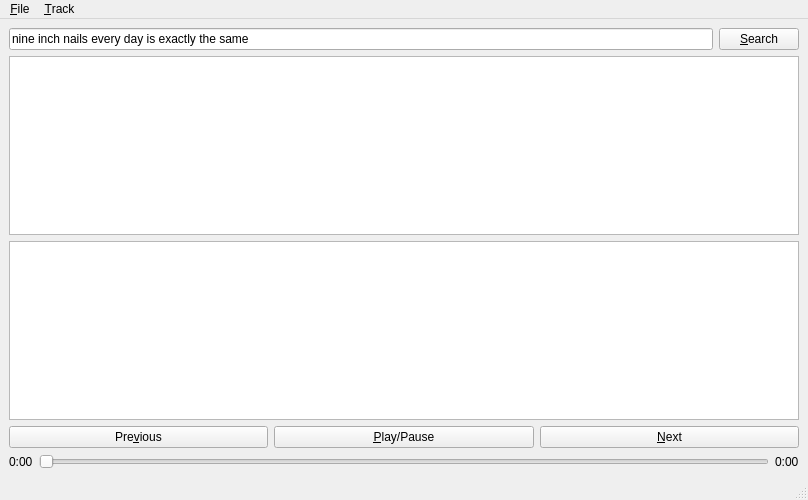
This is src/ui/groovewindow.ui in pippijn/libgroove as Qt 5 draws it before an edit. The edited form follows.
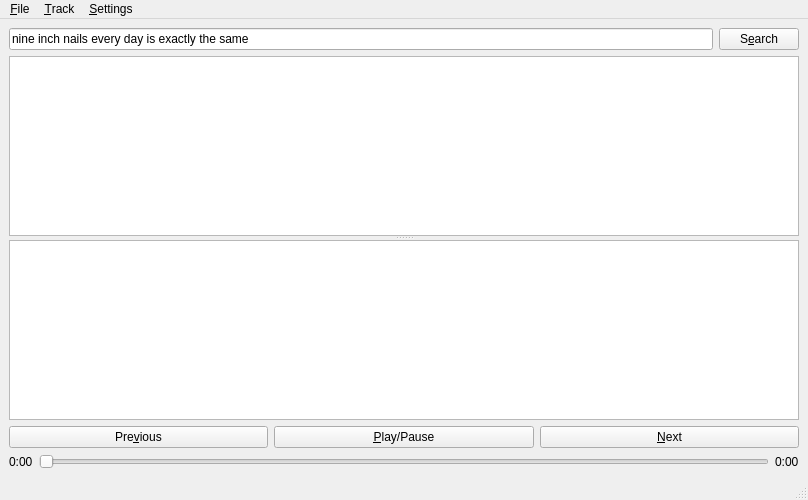
This is the edited form.

Patch:
```diff
--- a/src/ui/groovewindow.ui
+++ b/src/ui/groovewindow.ui
@@ -27,13 +27,17 @@
       <item>
        <widget class="QPushButton" name="btnSearch">
         <property name="text">
-         <string>&amp;Search</string>
+         <string>S&amp;earch</string>
         </property>
        </widget>
       </item>
      </layout>
     </item>
     <item>
+     <widget class="QSplitter" name="splitTables">
+      <property name="orientation">
+       <enum>Qt::Vertical</enum>
+      </property>
      <widget class="QTableView" name="tblSearchResults">
       <attribute name="horizontalHeaderCascadingSectionResizes">
        <bool>false</bool>
@@ -54,8 +58,6 @@
        <number>190</number>
       </attribute>
      </widget>
-    </item>
-    <item>
      <widget class="QTableView" name="tblPlaylistView">
       <attribute name="horizontalHeaderDefaultSectionSize">
        <number>190</number>
@@ -70,6 +72,7 @@
        <number>190</number>
       </attribute>
      </widget>
+     </widget>
     </item>
     <item>
      <layout class="QHBoxLayout" name="grpControls">
@@ -155,8 +158,15 @@
     <addaction name="action_Play_Pause"/>
     <addaction name="action_Next"/>
    </widget>
+   <widget class="QMenu" name="menu_Settings">
+    <property name="title">
+     <string>&amp;Settings</string>
+    </property>
+    <addaction name="action_Preferences"/>
+   </widget>
    <addaction name="menu_File"/>
    <addaction name="menu_Track"/>
+   <addaction name="menu_Settings"/>
   </widget>
   <widget class="QStatusBar" name="statusbar"/>
   <action name="action_Quit">
```
Left out of the diff: 58 changed lines with no effect on the pictures. Lines whose indentation alone changed are shown as unchanged.
